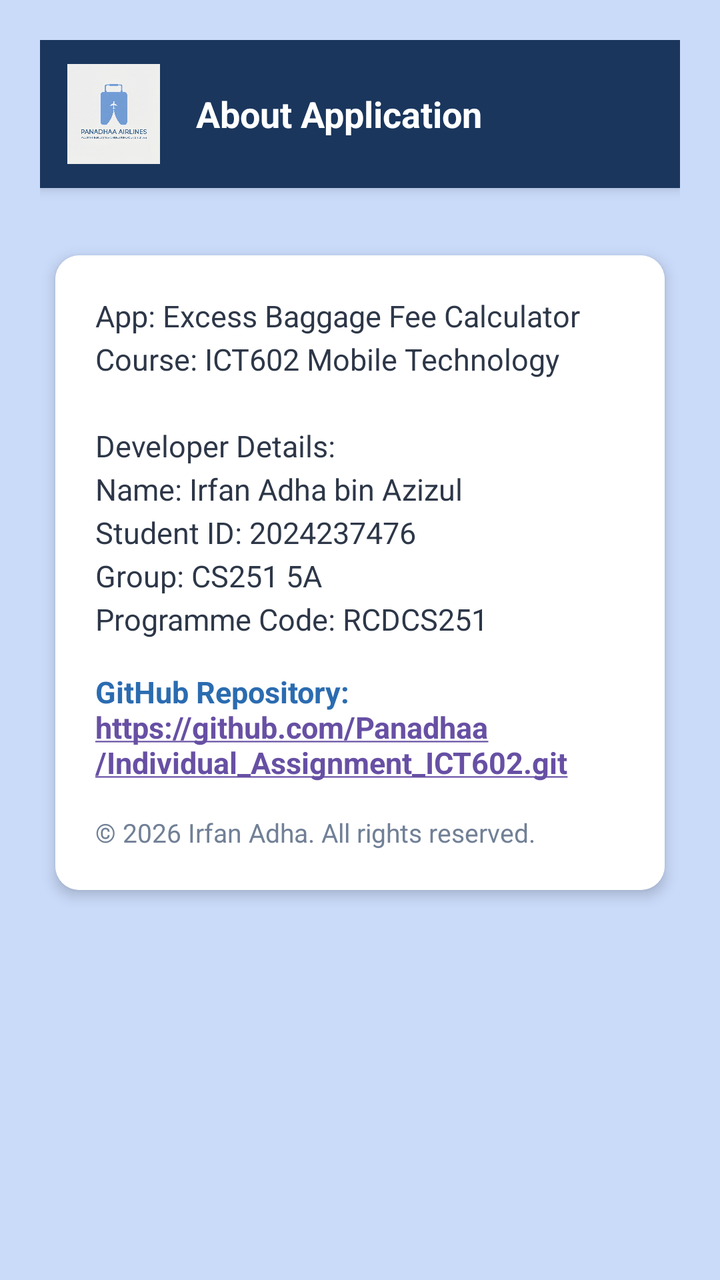
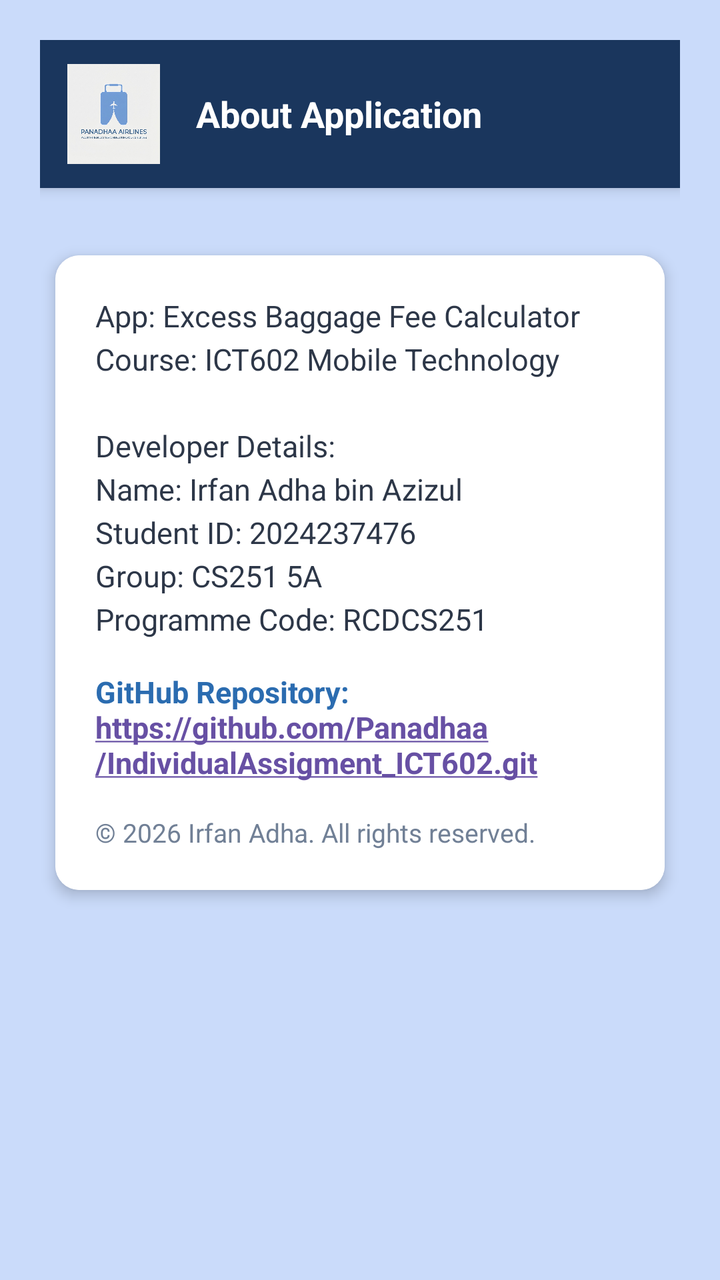

Two renders of the same Android screen: before a commit and after it. Below are the layout's source before the change and the commit's diff.
<!-- AndroidManifest.xml: application theme Theme.IndividualAssigment -->
<!-- res/layout/activity_about.xml -->
<?xml version="1.0" encoding="utf-8"?>
<ScrollView xmlns:android="http://schemas.android.com/apk/res/android"
    xmlns:app="http://schemas.android.com/apk/res-auto"
    android:layout_width="match_parent"
    android:layout_height="match_parent"
    android:background="#CADBFA"
    android:fillViewport="true">

    <LinearLayout
        android:layout_width="match_parent"
        android:layout_height="wrap_content"
        android:orientation="vertical"
        android:padding="20dp">


        <LinearLayout
            android:layout_width="match_parent"
            android:layout_height="wrap_content"
            android:background="#1A365D"
            android:gravity="center_vertical"
            android:orientation="horizontal"
            android:padding="12dp"
            android:layout_marginBottom="24dp"
            android:elevation="4dp">

            <ImageView
                android:layout_width="50dp"
                android:layout_height="50dp"
                android:scaleType="centerInside"
                android:src="@drawable/logo" />

            <TextView
                android:layout_width="wrap_content"
                android:layout_height="wrap_content"
                android:layout_marginStart="16dp"
                android:text="About Application"
                android:textColor="#FFFFFF"
                android:textSize="18sp"
                android:textStyle="bold" />
        </LinearLayout>


        <androidx.cardview.widget.CardView
            android:layout_width="match_parent"
            android:layout_height="wrap_content"
            app:cardCornerRadius="12dp"
            app:cardElevation="4dp"
            app:cardUseCompatPadding="true">

            <LinearLayout
                android:layout_width="match_parent"
                android:layout_height="wrap_content"
                android:background="#FFFFFF"
                android:orientation="vertical"
                android:padding="20dp">

                <TextView
                    android:layout_width="match_parent"
                    android:layout_height="wrap_content"
                    android:layout_marginBottom="16dp"
                    android:lineSpacingExtra="4dp"
                    android:text="App: Excess Baggage Fee Calculator\nCourse: ICT602 Mobile Technology\n\nDeveloper Details:\nName: Irfan Adha bin Azizul\nStudent ID: 2024237476\nGroup: CS251 5A\nProgramme Code: RCDCS251"
                    android:textColor="#2D3748"
                    android:textSize="15sp" />

                <TextView
                    android:id="@+id/tvGithubLink"
                    android:layout_width="match_parent"
                    android:layout_height="wrap_content"
                    android:layout_marginBottom="16dp"
                    android:autoLink="web"
                    android:clickable="true"
                    android:focusable="true"
                    android:text="GitHub Repository:\nhttps://github.com/Panadhaa/Individual_Assignment_ICT602.git"
                    android:textColor="#2B6CB0"
                    android:textSize="15sp"
                    android:textStyle="bold" />

                <TextView
                    android:layout_width="wrap_content"
                    android:layout_height="wrap_content"
                    android:text="© 2026 Irfan Adha. All rights reserved."
                    android:textColor="#718096"
                    android:textSize="13sp" />

            </LinearLayout>
        </androidx.cardview.widget.CardView>

    </LinearLayout>
</ScrollView>
<!-- resources referenced by this layout -->
<resources>
  <!-- drawable logo: jpg bitmap (drawable, 285637 bytes) -->
  <style name="Theme.IndividualAssigment" parent="Base.Theme.IndividualAssigment" />
  <style name="Base.Theme.IndividualAssigment" parent="Theme.Material3.DayNight.NoActionBar">
          
          
      </style>
</resources>

<!-- the commit's change to res/layout/activity_about.xml (unified diff, before → after) -->
@@ -71,7 +71,7 @@
                     android:autoLink="web"
                     android:clickable="true"
                     android:focusable="true"
-                    android:text="GitHub Repository:\nhttps://github.com/Panadhaa/Individual_Assignment_ICT602.git"
+                    android:text="GitHub Repository:\nhttps://github.com/Panadhaa/IndividualAssigment_ICT602.git"
                     android:textColor="#2B6CB0"
                     android:textSize="15sp"
                     android:textStyle="bold" />
